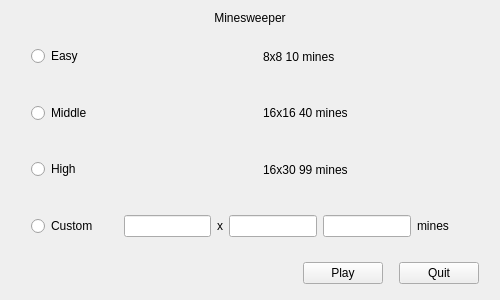
This is minesweeprwelcomeview.ui in colajam93/Minesweeper as Qt 5 draws it before an edit. The edited form follows.
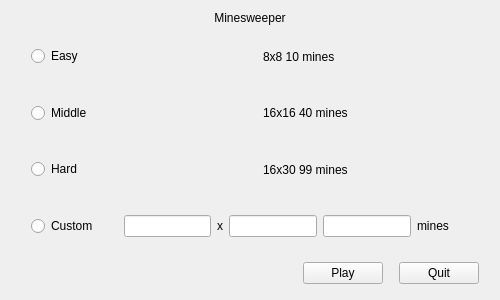
This is the edited form.

Commit message: rename difficulty high to hard

Diff of the .ui file:
```diff
--- a/minesweeprwelcomeview.ui
+++ b/minesweeprwelcomeview.ui
@@ -123,7 +123,7 @@
      <item>
       <widget class="QRadioButton" name="highRadioButton">
        <property name="text">
-        <string>High</string>
+        <string>Hard</string>
        </property>
        <attribute name="buttonGroup">
         <string notr="true">buttonGroup</string>
```
Left out of the diff: 2 changed lines with no effect on the pictures. The commit also changes 1 other file.
